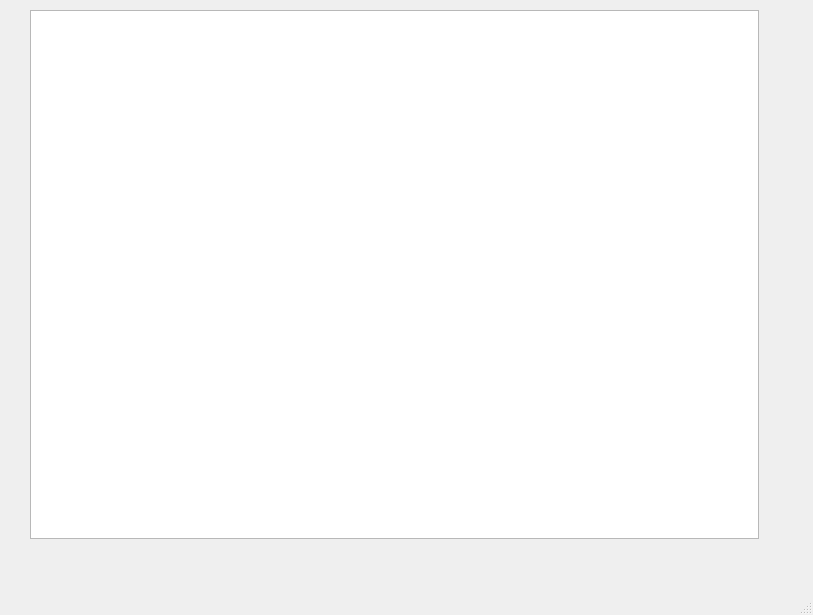
This is zcontentutils/texteditmwn.ui in seth-world/zcontent as Qt 5 draws it before an edit. The edited form follows.
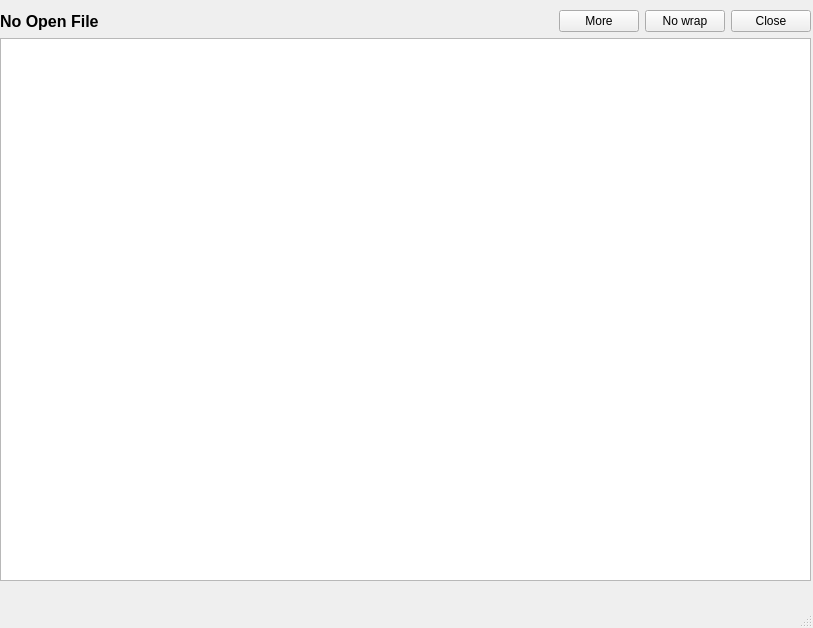
This is the edited form.

What changed in the file:
```diff
--- a/zcontentutils/texteditmwn.ui
+++ b/zcontentutils/texteditmwn.ui
@@ -7,7 +7,7 @@
     <x>0</x>
     <y>0</y>
     <width>813</width>
-    <height>615</height>
+    <height>628</height>
    </rect>
   </property>
   <property name="sizePolicy">
@@ -27,22 +27,77 @@
   </property>
   <widget class="QWidget" name="centralwidget">
    <property name="sizePolicy">
-    <sizepolicy hsizetype="Preferred" vsizetype="Preferred">
+    <sizepolicy hsizetype="Expanding" vsizetype="Expanding">
      <horstretch>0</horstretch>
      <verstretch>0</verstretch>
     </sizepolicy>
    </property>
-   <widget class="QPlainTextEdit" name="textPTe">
+   <widget class="QWidget" name="verticalLayoutWidget">
     <property name="geometry">
      <rect>
-      <x>30</x>
+      <x>0</x>
       <y>10</y>
-      <width>729</width>
-      <height>529</height>
+      <width>811</width>
+      <height>571</height>
      </rect>
     </property>
+    <layout class="QVBoxLayout" name="verticalLayout">
+     <item>
+      <layout class="QHBoxLayout" name="horizontalLayout">
+       <item>
+        <widget class="QLabel" name="ClosedLBl">
+         <property name="font">
+          <font>
+           <pointsize>12</pointsize>
+           <weight>75</weight>
+           <bold>true</bold>
+          </font>
+         </property>
+         <property name="text">
+          <string>No Open File</string>
+         </property>
+        </widget>
+       </item>
+       <item>
+        <spacer name="horizontalSpacer">
+         <property name="orientation">
+          <enum>Qt::Horizontal</enum>
+         </property>
+         <property name="sizeHint" stdset="0">
+          <size>
+           <width>40</width>
+           <height>20</height>
+          </size>
+         </property>
+        </spacer>
+       </item>
+       <item>
+        <widget class="QPushButton" name="moreBTn">
+         <property name="text">
+          <string>More</string>
+         </property>
+        </widget>
+       </item>
+       <item>
+        <widget class="QPushButton" name="wrapBTn">
+         <property name="text">
+          <string>No wrap</string>
+         </property>
+        </widget>
+       </item>
+       <item>
+        <widget class="QPushButton" name="closeBTn">
+         <property name="text">
+          <string>Close</string>
+         </property>
+        </widget>
+       </item>
+      </layout>
+     </item>
+     <item>
+      <widget class="QPlainTextEdit" name="textPTe">
     <property name="sizePolicy">
-     <sizepolicy hsizetype="Preferred" vsizetype="Preferred">
+        <sizepolicy hsizetype="Expanding" vsizetype="Expanding">
       <horstretch>0</horstretch>
       <verstretch>0</verstretch>
      </sizepolicy>
@@ -61,9 +116,15 @@
       <bold>true</bold>
      </font>
     </property>
+       <property name="sizeAdjustPolicy">
+        <enum>QAbstractScrollArea::AdjustToContents</enum>
+       </property>
     <property name="lineWrapMode">
-     <enum>QPlainTextEdit::NoWrap</enum>
-    </property>
+        <enum>QPlainTextEdit::WidgetWidth</enum>
+       </property>
+      </widget>
+     </item>
+    </layout>
    </widget>
   </widget>
   <widget class="QStatusBar" name="statusbar"/>
```
Lines whose indentation alone changed are shown as unchanged.
